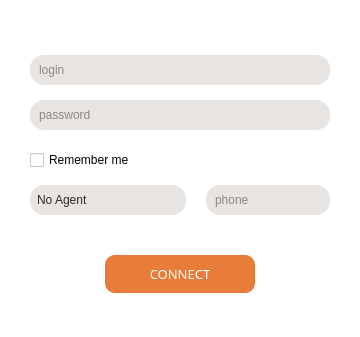
First picture: the form in xivoclient/src/login_widget/login_widget.ui, repository wazo-platform/wazo-client-qt, before the edit; both pictures show x 0 to 360 and y 270 to 607 of the 360 by 607 pixel window.
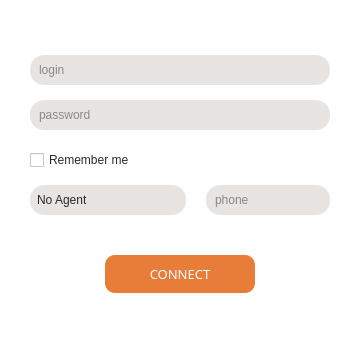
Second picture: the form after the edit. Icons and pictures are not drawn.

Commit message: adjust keep_password's text color

What changed in the file:
```diff
--- a/xivoclient/src/login_widget/login_widget.ui
+++ b/xivoclient/src/login_widget/login_widget.ui
@@ -372,7 +372,7 @@
          <item>
           <widget class="QCheckBox" name="keep_password">
            <property name="styleSheet">
-            <string notr="true"/>
+            <string notr="true">color: #2C2927;</string>
            </property>
            <property name="text">
             <string>Remember me</string>
```
